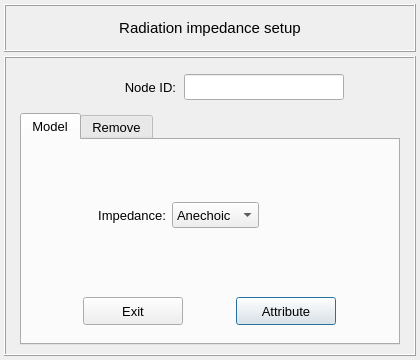
The window that pulse/interface/data/ui_files/model/setup/acoustic/radiation_impedance_input.ui (open-pulse/OpenPulse) describes before a commit, drawn with Qt 5.
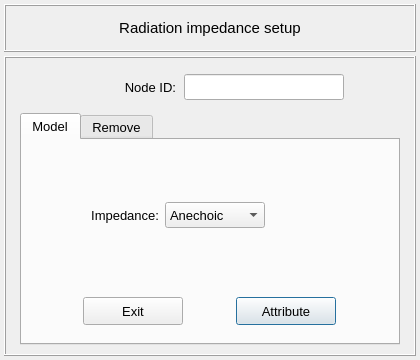
The same window after the commit.

Commit message: Adjust the radiation impedance ui-file

Diff of the .ui file:
```diff
--- a/pulse/interface/data/ui_files/model/setup/acoustic/radiation_impedance_input.ui
+++ b/pulse/interface/data/ui_files/model/setup/acoustic/radiation_impedance_input.ui
@@ -425,7 +425,7 @@
               <widget class="QComboBox" name="comboBox_radiation_impedance_type">
                <property name="minimumSize">
                 <size>
-                 <width>0</width>
+                 <width>100</width>
                  <height>26</height>
                 </size>
                </property>
```
